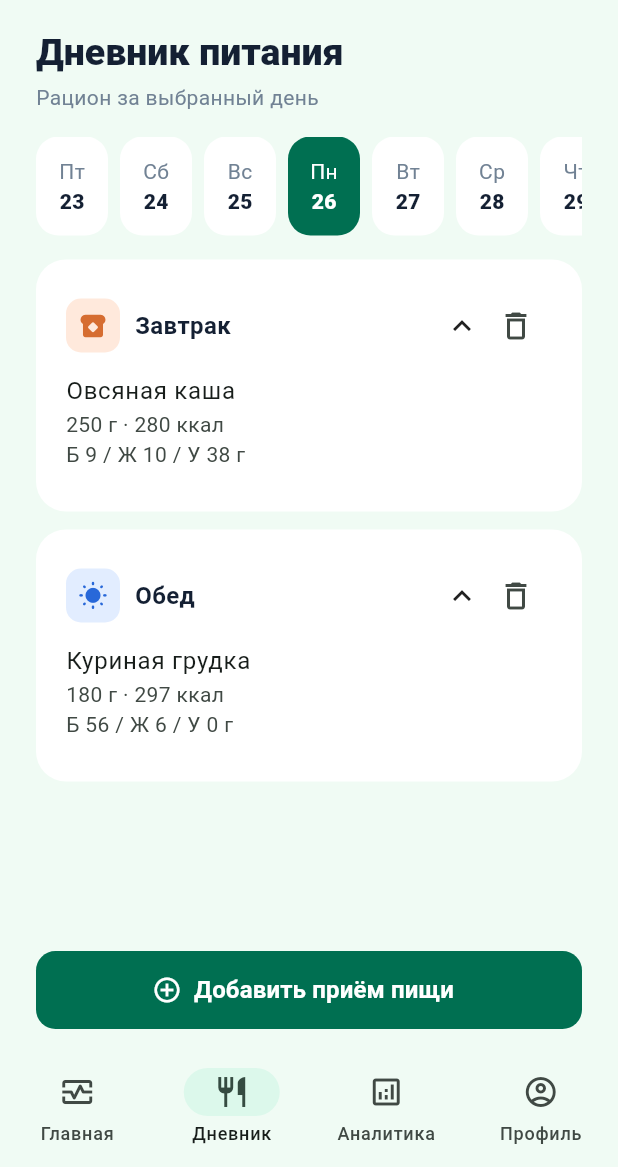
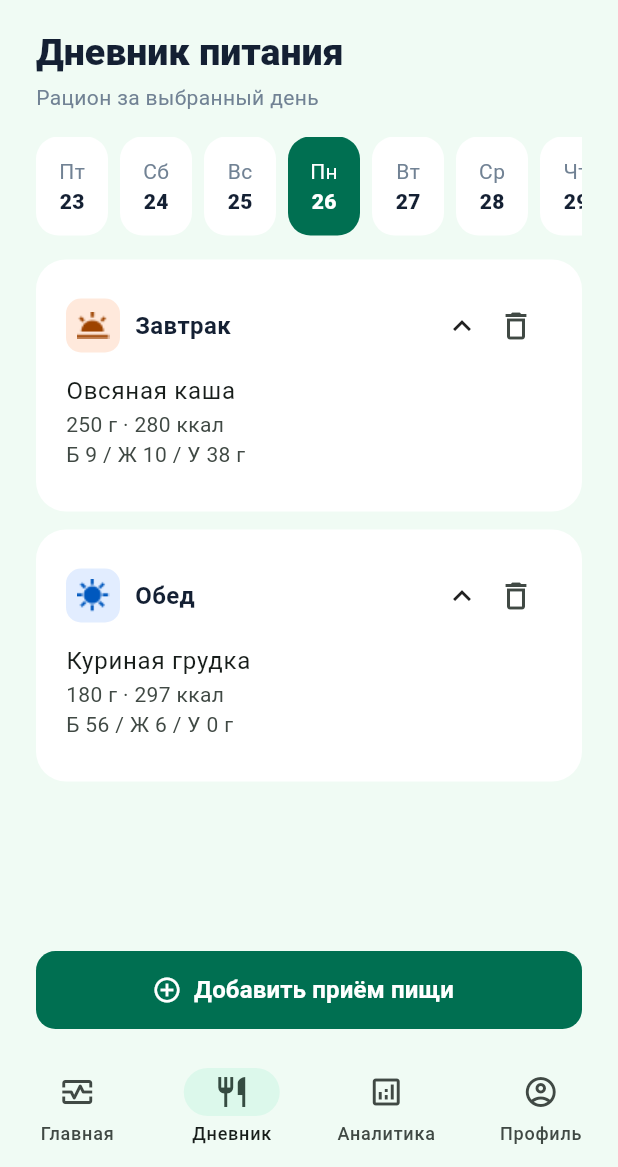
Before and after one commit to 4oys/health_app_ui, a Flutter app: the AppShell screen opened directly with empty values, item 2 of the bottom bar chosen, on a phone screen of 412 x 824 dp, the part 69-1236 px from its top. Run offline on Flutter 3.47's test engine with Material 3 defaults, Android fonts, the phone set to English and light mode, and no system bars.

Commit message:
feat(diary): использовать значки приёмов пищи из макета

```diff
--- a/lib/features/diary/presentation/diary_screen.dart
+++ b/lib/features/diary/presentation/diary_screen.dart
@@ -229,39 +229,43 @@ class _MealIcon extends StatelessWidget {
 
   @override
   Widget build(BuildContext context) {
-    final IconData icon;
-    final Color foreground;
+    final String? asset;
     final Color background;
     switch (meal) {
       case 'Завтрак':
-        icon = Icons.breakfast_dining_rounded;
-        foreground = const Color(0xFFD66D31);
+        asset = 'assets/meal_icons/breakfast.png';
         background = const Color(0xFFFFE9DC);
       case 'Обед':
-        icon = Icons.wb_sunny_rounded;
-        foreground = AppColors.blue;
+        asset = 'assets/meal_icons/lunch.png';
         background = const Color(0xFFE2EDFF);
       case 'Перекус':
-        icon = Icons.eco_rounded;
-        foreground = const Color(0xFF456052);
+        asset = 'assets/meal_icons/snack.png';
         background = const Color(0xFFE7F0EA);
       case 'Ужин':
-        icon = Icons.nights_stay_rounded;
-        foreground = const Color(0xFF7166AC);
+        asset = 'assets/meal_icons/dinner.png';
         background = const Color(0xFFEDEAF8);
       default:
-        icon = Icons.restaurant_menu_rounded;
-        foreground = AppColors.green;
+        asset = null;
         background = AppColors.mint;
     }
     return Container(
       width: 36,
       height: 36,
+      alignment: Alignment.center,
       decoration: BoxDecoration(
         color: background,
         borderRadius: BorderRadius.circular(10),
       ),
-      child: Icon(icon, size: 20, color: foreground),
+      child: asset == null
+          ? const Icon(Icons.edit_rounded, size: 20, color: AppColors.green)
+          : Image.asset(
+              asset,
+              width: 22,
+              height: 22,
+              fit: BoxFit.contain,
+              filterQuality: FilterQuality.medium,
+              excludeFromSemantics: true,
+            ),
     );
   }
 }
--- a/pubspec.yaml
+++ b/pubspec.yaml
@@ -60,6 +60,7 @@ flutter:
   uses-material-design: true
   assets:
     - assets/logo.png
+    - assets/meal_icons/
 
   # To add assets to your application, add an assets section, like this:
   # assets:
```
Also changed, not shown: assets/meal_icons/breakfast.png (added), assets/meal_icons/dinner.png (added), assets/meal_icons/lunch.png (added), assets/meal_icons/snack.png (added).
